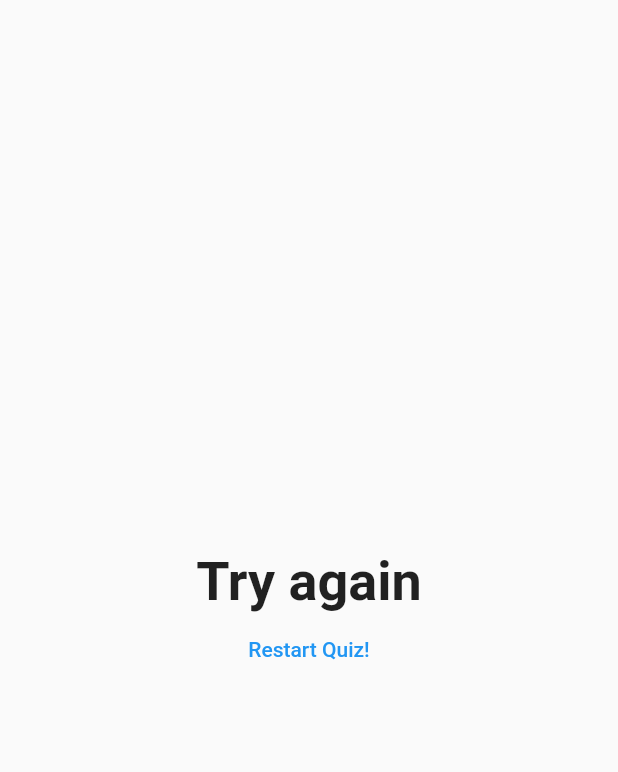
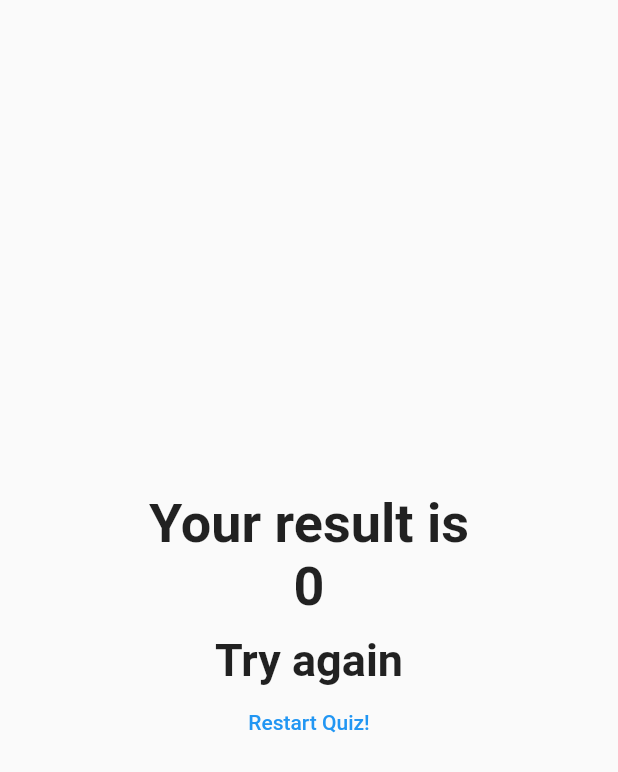
Before and after one commit to indra-182/Simple-Question-Flutter-App, a Flutter app: the Result widget shown alone on an empty page, opened directly with empty values, on a phone screen of 412 x 824 dp. Shown: the top 772 px of the screen. Run offline on Flutter 3.47's test engine with Material 2 defaults, Android fonts, the phone set to English and light mode, and no system bars.

Commit message:
add result score when user finish the quiz

```diff
--- a/lib/question.dart
+++ b/lib/question.dart
@@ -8,11 +8,12 @@ class Question extends StatelessWidget {
   @override
   Widget build(BuildContext context) {
     return Container(
+      alignment: Alignment.center,
       width: double.infinity,
       margin: EdgeInsets.all(10),
       child: Text(
         questionText,
-        style: TextStyle(fontSize: 28),
+        style: TextStyle(fontSize: 23),
         textAlign: TextAlign.center,
       ),
     );
--- a/lib/result.dart
+++ b/lib/result.dart
@@ -16,15 +16,30 @@ class Result extends StatelessWidget {
     return resultText;
   }
 
+  int get resultsScore {
+    return resultScore;
+  }
+
   @override
   Widget build(BuildContext context) {
     return Center(
       child: Column(
         mainAxisAlignment: MainAxisAlignment.center,
         children: [
+          Container(
+            margin: EdgeInsets.all(10),
+            child: Text(
+              ("Your result is \n$resultsScore"),
+              style: TextStyle(
+                fontSize: 36,
+                fontWeight: FontWeight.bold,
+              ),
+              textAlign: TextAlign.center,
+            ),
+          ),
           Text(
             resultPhrase,
-            style: TextStyle(fontSize: 36, fontWeight: FontWeight.bold),
+            style: TextStyle(fontSize: 30, fontWeight: FontWeight.bold),
             textAlign: TextAlign.center,
           ),
           FlatButton(
```
